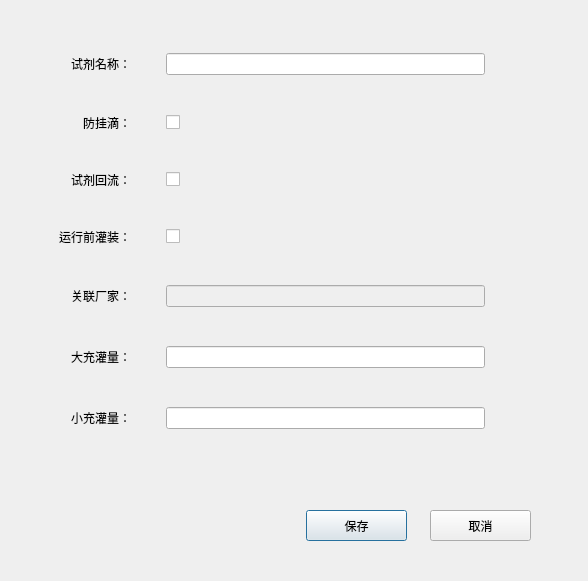
This is HumablotPro/src/utility/AddReagent.ui in kevinkingmin/72FA as Qt 5 draws it before an edit. The edited form follows.
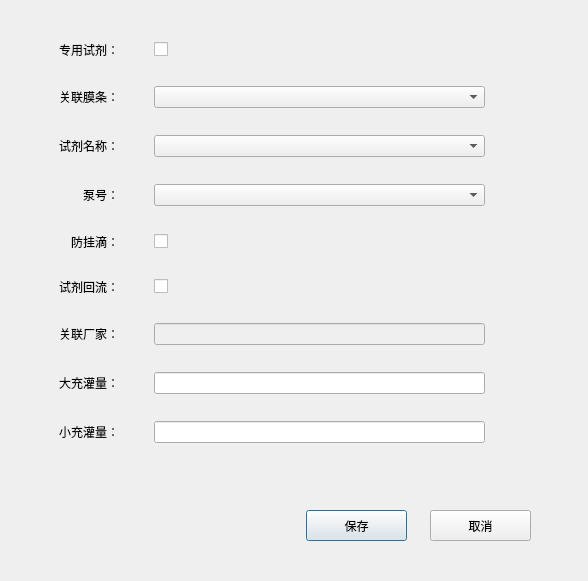
This is the edited form.

Commit message: 试剂管理界面修改

Patch:
```diff
--- a/HumablotPro/src/utility/AddReagent.ui
+++ b/HumablotPro/src/utility/AddReagent.ui
@@ -76,38 +76,35 @@
     <property name="horizontalSpacing">
      <number>35</number>
     </property>
+    <item row="8" column="1">
+     <widget class="QLineEdit" name="lineEdit_small_wash"/>
+    </item>
+    <item row="5" column="0">
+     <widget class="QLabel" name="label_IsSkimp">
+      <property name="text">
+       <string>试剂回流：</string>
+      </property>
+      <property name="alignment">
+       <set>Qt::AlignRight|Qt::AlignTrailing|Qt::AlignVCenter</set>
+      </property>
+     </widget>
+    </item>
     <item row="0" column="1">
-     <widget class="QLineEdit" name="lineEdit_Name"/>
-    </item>
-    <item row="3" column="1">
-     <widget class="QCheckBox" name="checkBox_IsNeedPrepare">
+     <widget class="QCheckBox" name="checkBox_IsSpecificReagent">
       <property name="text">
        <string/>
       </property>
      </widget>
     </item>
-    <item row="2" column="1">
+    <item row="5" column="1">
      <widget class="QCheckBox" name="checkBox_IsSkimp">
       <property name="text">
        <string/>
       </property>
      </widget>
     </item>
-    <item row="6" column="1">
-     <widget class="QLineEdit" name="lineEdit_small_wash"/>
-    </item>
-    <item row="1" column="0">
-     <widget class="QLabel" name="label_2">
-      <property name="text">
-       <string>防挂滴：</string>
-      </property>
-      <property name="alignment">
-       <set>Qt::AlignRight|Qt::AlignTrailing|Qt::AlignVCenter</set>
-      </property>
-     </widget>
-    </item>
-    <item row="6" column="0">
-     <widget class="QLabel" name="label_8">
+    <item row="8" column="0">
+     <widget class="QLabel" name="label_SmallWash">
       <property name="text">
        <string>小充灌量：</string>
       </property>
@@ -116,35 +113,8 @@
       </property>
      </widget>
     </item>
-    <item row="1" column="1">
-     <widget class="QCheckBox" name="checkBox_IsNoDrip">
-      <property name="text">
-       <string/>
-      </property>
-     </widget>
-    </item>
-    <item row="5" column="0">
-     <widget class="QLabel" name="label_7">
-      <property name="text">
-       <string>大充灌量：</string>
-      </property>
-      <property name="alignment">
-       <set>Qt::AlignRight|Qt::AlignTrailing|Qt::AlignVCenter</set>
-      </property>
-     </widget>
-    </item>
     <item row="2" column="0">
-     <widget class="QLabel" name="label_3">
-      <property name="text">
-       <string>试剂回流：</string>
-      </property>
-      <property name="alignment">
-       <set>Qt::AlignRight|Qt::AlignTrailing|Qt::AlignVCenter</set>
-      </property>
-     </widget>
-    </item>
-    <item row="0" column="0">
-     <widget class="QLabel" name="label">
+     <widget class="QLabel" name="label_ReagentName">
       <property name="text">
        <string>试剂名称：</string>
       </property>
@@ -154,24 +124,34 @@
      </widget>
     </item>
     <item row="4" column="1">
+     <widget class="QCheckBox" name="checkBox_IsNoDrip">
+      <property name="text">
+       <string/>
+      </property>
+     </widget>
+    </item>
+    <item row="1" column="0">
+     <widget class="QLabel" name="label_PaperName">
+      <property name="text">
+       <string>关联膜条：</string>
+      </property>
+      <property name="alignment">
+       <set>Qt::AlignRight|Qt::AlignTrailing|Qt::AlignVCenter</set>
+      </property>
+     </widget>
+    </item>
+    <item row="1" column="1">
+     <widget class="QComboBox" name="comboBox_PaperName"/>
+    </item>
+    <item row="6" column="1">
      <widget class="QLineEdit" name="txtCompany">
       <property name="enabled">
        <bool>false</bool>
       </property>
      </widget>
     </item>
-    <item row="3" column="0">
-     <widget class="QLabel" name="label_4">
-      <property name="text">
-       <string>运行前灌装：</string>
-      </property>
-      <property name="alignment">
-       <set>Qt::AlignRight|Qt::AlignTrailing|Qt::AlignVCenter</set>
-      </property>
-     </widget>
-    </item>
-    <item row="4" column="0">
-     <widget class="QLabel" name="label_6">
+    <item row="6" column="0">
+     <widget class="QLabel" name="label_Company">
       <property name="text">
        <string>关联厂家：</string>
       </property>
@@ -180,9 +160,55 @@
       </property>
      </widget>
     </item>
-    <item row="5" column="1">
+    <item row="0" column="0">
+     <widget class="QLabel" name="label_SpecificReagent">
+      <property name="text">
+       <string>专用试剂：</string>
+      </property>
+      <property name="alignment">
+       <set>Qt::AlignRight|Qt::AlignTrailing|Qt::AlignVCenter</set>
+      </property>
+     </widget>
+    </item>
+    <item row="4" column="0">
+     <widget class="QLabel" name="label_IsNoDrip">
+      <property name="text">
+       <string>防挂滴：</string>
+      </property>
+      <property name="alignment">
+       <set>Qt::AlignRight|Qt::AlignTrailing|Qt::AlignVCenter</set>
+      </property>
+     </widget>
+    </item>
+    <item row="2" column="1">
+     <widget class="QComboBox" name="comboBox_ReagentName"/>
+    </item>
+    <item row="7" column="1">
      <widget class="QLineEdit" name="lineEdit_big_wash"/>
     </item>
+    <item row="7" column="0">
+     <widget class="QLabel" name="label_BigWash">
+      <property name="text">
+       <string>大充灌量：</string>
+      </property>
+      <property name="alignment">
+       <set>Qt::AlignRight|Qt::AlignTrailing|Qt::AlignVCenter</set>
+      </property>
+     </widget>
+    </item>
+    <item row="3" column="0">
+     <widget class="QLabel" name="label_pumpNo">
+      <property name="text">
+       <string>泵号：</string>
+      </property>
+      <property name="alignment">
+       <set>Qt::AlignRight|Qt::AlignTrailing|Qt::AlignVCenter</set>
+      </property>
+     </widget>
+    </item>
+    <item row="3" column="1">
+     <widget class="QComboBox" name="comboBox_pumpNo"/>
+    </item>
    </layout>
   </widget>
  </widget>
```
The commit also changes 10 other files.
